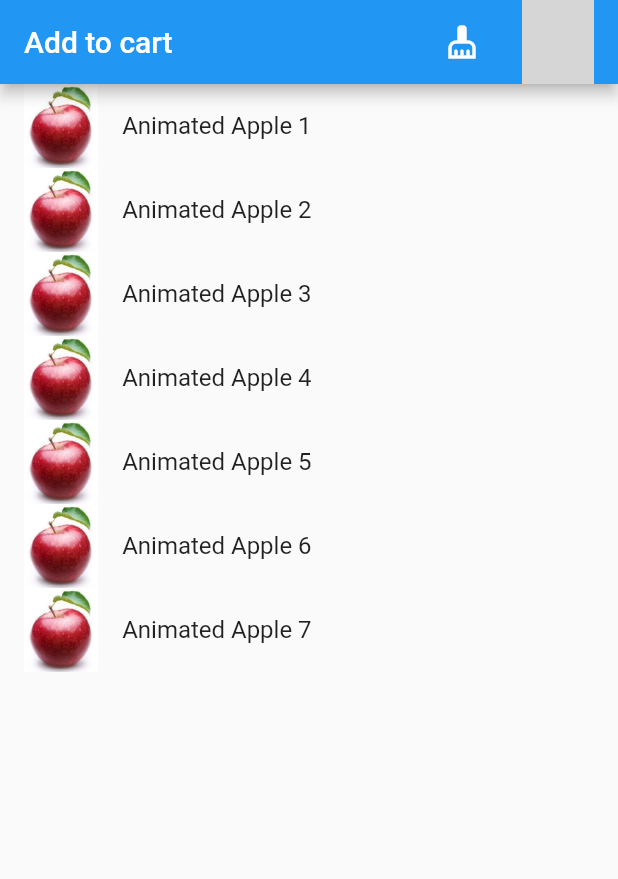
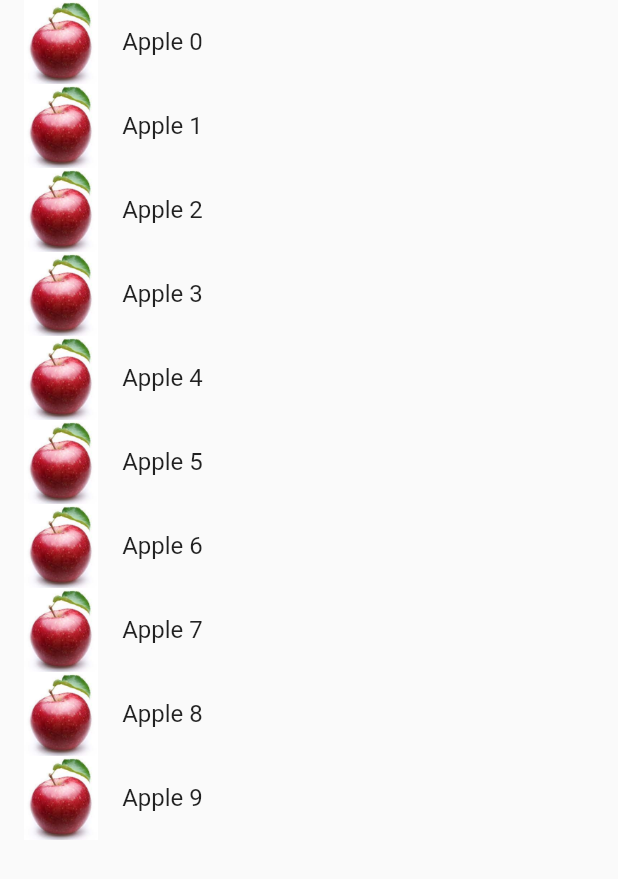
Before and after one commit to gunner880101/cart_animation_demo, a Flutter app: the screen it shows after launch, on a phone screen of 412 x 824 dp. Shown: the top 879 px of the screen. Run offline on Flutter 3.47's test engine with Material 2 defaults, Android fonts, the phone set to English and light mode, and no system bars; grey boxes are pictures that could not be loaded.

Commit message:
Removed dirty packages

```diff
--- a/lib/main.dart
+++ b/lib/main.dart
@@ -1,7 +1,5 @@
 // ignore_for_file: library_private_types_in_public_api, non_constant_identifier_names
 
-import 'package:add_to_cart_animation/add_to_cart_animation.dart';
-import 'package:add_to_cart_animation/add_to_cart_icon.dart';
 import 'package:flutter/material.dart';
 
 void main() {
@@ -20,99 +18,49 @@ class MyApp extends StatelessWidget {
         // is not restarted.
         primarySwatch: Colors.blue,
       ),
-      home: const MyHomePage(
-        title: 'Add to cart',
+      home: const MyHomePage(),
+    );
+  }
+}
+
+class MyHomePage extends StatefulWidget {
+  const MyHomePage({super.key});
+
+  @override
+  State<MyHomePage> createState() => _MyHomePageState();
+}
+
+class _MyHomePageState extends State<MyHomePage> {
+  final itemCount = 10;
+  @override
+  Widget build(BuildContext context) {
+    return Scaffold(
+      body: ListView.builder(
+        itemCount: itemCount,
+        itemBuilder: ((context, index) => ListItem(index: index)),
       ),
     );
   }
 }
 
-class MyHomePage extends StatefulWidget {
-  const MyHomePage({Key? key, required this.title}) : super(key: key);
-  final String title;
+class ListItem extends StatefulWidget {
+  final int index;
+  const ListItem({super.key, required this.index});
 
   @override
-  _MyHomePageState createState() => _MyHomePageState();
+  State<ListItem> createState() => _ListItemState();
 }
 
-class _MyHomePageState extends State<MyHomePage> {
-  // We can detech the location of the card by this  GlobalKey<CartIconKey>
-  GlobalKey<CartIconKey> gkCart = GlobalKey<CartIconKey>();
-  late Function(GlobalKey) runAddToCardAnimation;
-  var _cartQuantityItems = 0;
-
+class _ListItemState extends State<ListItem> {
   @override
   Widget build(BuildContext context) {
-    return AddToCartAnimation(
-      // To send the library the location of the Cart icon
-      gkCart: gkCart,
-      rotation: true,
-      dragToCardCurve: Curves.easeIn,
-      dragToCardDuration: const Duration(milliseconds: 1000),
-      previewCurve: Curves.linearToEaseOut,
-      previewDuration: const Duration(milliseconds: 500),
-      previewHeight: 30,
-      previewWidth: 30,
-      opacity: 0.85,
-      initiaJump: false,
-      receiveCreateAddToCardAnimationMethod: (addToCardAnimationMethod) {
-        // You can run the animation by addToCardAnimationMethod, just pass trough the the global key of  the image as parameter
-        runAddToCardAnimation = addToCardAnimationMethod;
-      },
-      child: Scaffold(
-        appBar: AppBar(
-          title: Text(widget.title),
-          centerTitle: false,
-          actions: [
-            // Improvement/Suggestion 4.4 -> Adding 'clear-cart-button'
-            IconButton(
-              icon: const Icon(Icons.cleaning_services),
-              onPressed: () {
-                _cartQuantityItems = 0;
-                gkCart.currentState!.runClearCartAnimation();
-              },
-            ),
-            const SizedBox(width: 16),
-            AddToCartIcon(
-              key: gkCart,
-              icon: const Icon(Icons.shopping_cart),
-              colorBadge: Colors.red,
-            ),
-            const SizedBox(
-              width: 16,
-            )
-          ],
-        ),
-        body: ListView(
-          children: [
-            AppListItem(onClick: listClick, index: 1),
-            AppListItem(onClick: listClick, index: 2),
-            AppListItem(onClick: listClick, index: 3),
-            AppListItem(onClick: listClick, index: 4),
-            AppListItem(onClick: listClick, index: 5),
-            AppListItem(onClick: listClick, index: 6),
-            AppListItem(onClick: listClick, index: 7),
-          ],
-        ),
-      ),
-    );
-  }
-
-  // Improvement/Suggestion 4.4 -> Running AddTOCartAnimation BEFORE runCArtAnimation
-  void listClick(GlobalKey gkImageContainer) async {
-    await runAddToCardAnimation(gkImageContainer);
-    await gkCart.currentState!
-        .runCartAnimation((++_cartQuantityItems).toString());
-  }
-
-  Widget AppListItem({required Function onClick, required int index}) {
     return ListTile(
       leading: Image.asset(
         'assets/images/apple.jpeg',
-        height: 200,
+        height: 150,
         fit: BoxFit.fitHeight,
       ),
-      title: Text("Animated Apple $index"),
+      title: Text('Apple ${widget.index}'),
     );
   }
 }
--- a/pubspec.yaml
+++ b/pubspec.yaml
@@ -36,7 +36,6 @@ dependencies:
   # The following adds the Cupertino Icons font to your application.
   # Use with the CupertinoIcons class for iOS style icons.
   cupertino_icons: ^1.0.2
-  add_to_cart_animation: ^1.0.1
 
 dev_dependencies:
   flutter_test:
```
Also changed, not shown: pubspec.lock.
